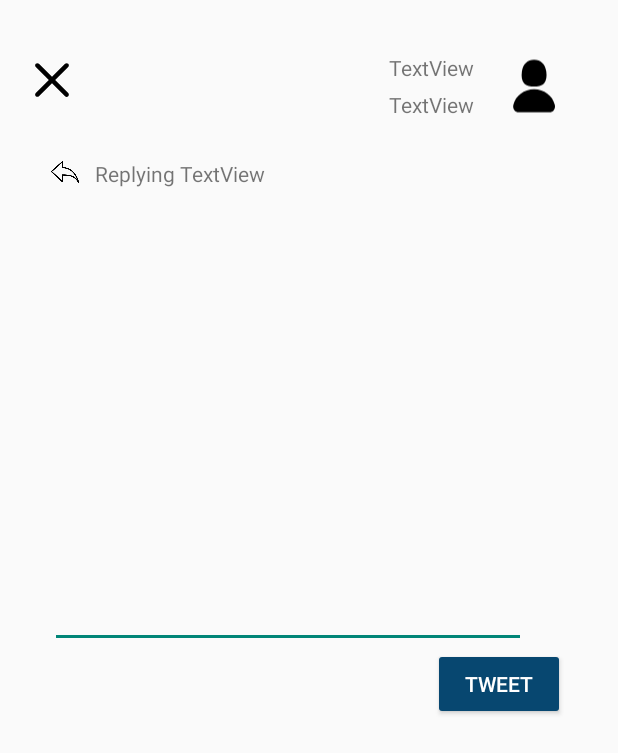
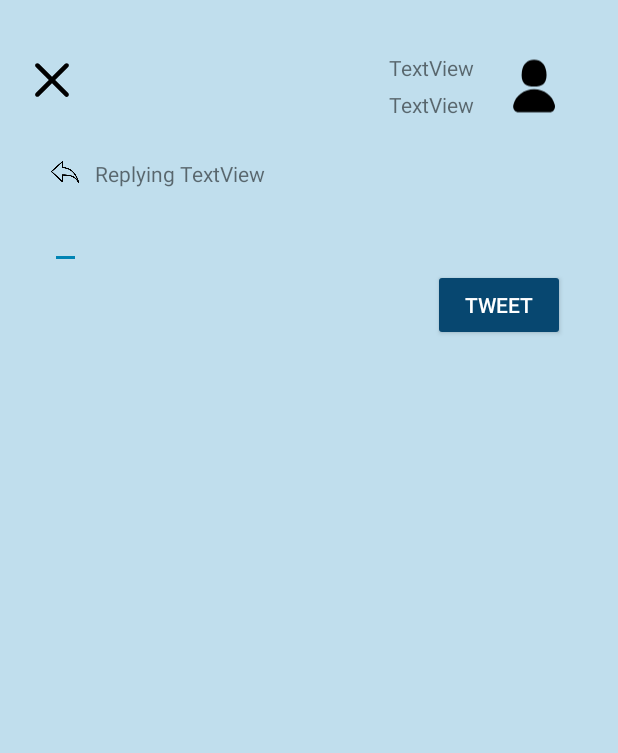
Before and after one commit to roopalkondepudi/Twitter, an Android app: the layout activity_reply.xml on its own in the app's theme, with its tools: preview values and no code run, on a phone screen of 412 x 824 dp. Shown: the top 753 px of the screen. Run offline under Robolectric (Android 15) with nearby library versions, the phone set to English and light mode, and no system bars.

Commit message:
added blue style

```diff
--- a/FBUTwitterClient/app/src/main/AndroidManifest.xml
+++ b/FBUTwitterClient/app/src/main/AndroidManifest.xml
@@ -12,11 +12,11 @@
         android:allowBackup="true"
         android:icon="@mipmap/ic_launcher_twitter"
         android:label="Fake Twitter"
-        android:theme="@style/AppTheme">
+        android:theme="@style/Twitter">
         <activity
             android:name=".LoginActivity"
             android:label="Fake Twitter"
-            android:theme="@style/AppTheme">
+            android:theme="@style/Twitter">
             <intent-filter>
                 <action android:name="android.intent.action.MAIN" />
 
--- a/FBUTwitterClient/app/src/main/java/com/codepath/apps/restclienttemplate/ReplyActivity.java
+++ b/FBUTwitterClient/app/src/main/java/com/codepath/apps/restclienttemplate/ReplyActivity.java
@@ -43,6 +43,9 @@ public class ReplyActivity extends AppCompatActivity {
 
         tweet = (Tweet) Parcels.unwrap(getIntent().getParcelableExtra("tweet"));
 
+        etReply.setText(tweet.getUser().getScreenName() + " ");
+        etReply.setSelection(etReply.getText().toString().length());
+
         //get the name of the person who is being replied to
         String repliedTo = tweet.user.name;
         inReplyTo.setText("In reply to " + repliedTo);
@@ -50,7 +53,7 @@ public class ReplyActivity extends AppCompatActivity {
 
     public void onSubmit(View v)
     {
-        message = tweet.getUser().screenName + " " + etReply.getText().toString(); // get the message
+        message = etReply.getText().toString(); // get the message
         long uid = tweet.getUid();
         client.replyToTweet(message, uid, new JsonHttpResponseHandler()
         {
--- a/FBUTwitterClient/app/src/main/res/layout/activity_reply.xml
+++ b/FBUTwitterClient/app/src/main/res/layout/activity_reply.xml
@@ -62,8 +62,8 @@
 
     <EditText
         android:id="@+id/etReply"
-        android:layout_width="317dp"
-        android:layout_height="298dp"
+        android:layout_width="wrap_content"
+        android:layout_height="wrap_content"
         android:layout_alignParentTop="true"
         android:layout_alignStart="@+id/ivReply"
         android:layout_marginTop="134dp"
--- a/FBUTwitterClient/app/src/main/res/layout/item_tweet.xml
+++ b/FBUTwitterClient/app/src/main/res/layout/item_tweet.xml
@@ -25,7 +25,6 @@
         android:id="@+id/tvBody"
         android:layout_width="wrap_content"
         android:layout_height="wrap_content"
-        android:layout_alignBottom="@+id/ivProfileImage"
         android:layout_below="@+id/tvUsername"
         android:layout_marginStart="5dp"
         android:layout_toEndOf="@+id/ivProfileImage"
@@ -56,7 +55,7 @@
         android:layout_alignEnd="@id/ivProfileImage"
         android:layout_below="@id/tvTimeStamp"
         android:layout_marginLeft="25dp"
-        android:layout_marginTop="56dp"
+        android:layout_marginTop="45dp"
         app:srcCompat="@drawable/reply_icon" />
 
 </RelativeLayout>
--- a/FBUTwitterClient/app/src/main/res/values/colors.xml
+++ b/FBUTwitterClient/app/src/main/res/values/colors.xml
@@ -1,4 +1,8 @@
 <?xml version="1.0" encoding="utf-8"?>
 <resources>
     <color name="twitter">#074770</color>
+    <color name="TwitterVerifiedBlue">#00aced</color>
+    <color name="TwitterLogoBlue">#00aced</color>
+    <color name="TwitterDarkBlue">#0084b4</color>
+    <color name="TwitterBackgroundBlue">#c0deed</color>
 </resources>
--- a/FBUTwitterClient/app/src/main/res/values/styles.xml
+++ b/FBUTwitterClient/app/src/main/res/values/styles.xml
@@ -8,9 +8,13 @@
         -->
     </style>
 
-    <!-- Application theme. -->
-    <style name="AppTheme" parent="AppBaseTheme">
-        <!-- All customizations that are NOT specific to a particular API-level can go here. -->
+
+    <style name="Twitter" parent="AppBaseTheme" >
+        <item name="colorPrimary">@color/TwitterVerifiedBlue</item>
+        <item name="colorPrimaryDark">@color/TwitterLogoBlue</item>
+        <item name="colorAccent">@color/TwitterDarkBlue</item>
+        <item name="android:colorBackground">@color/TwitterBackgroundBlue</item>
+        <item name="android:actionBarStyle">@color/TwitterVerifiedBlue</item>
     </style>
 
 </resources>
```
Also changed, not shown: 1 other file.
